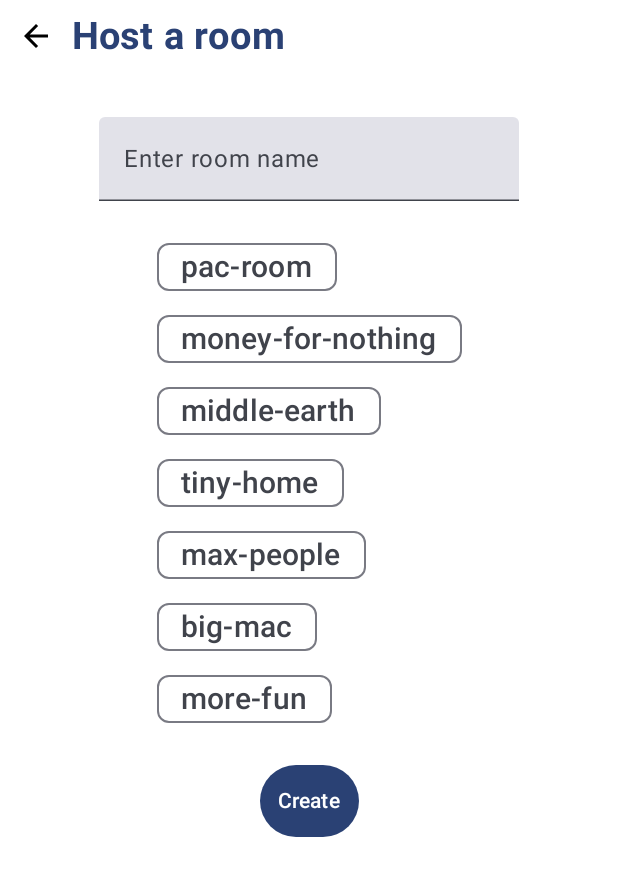
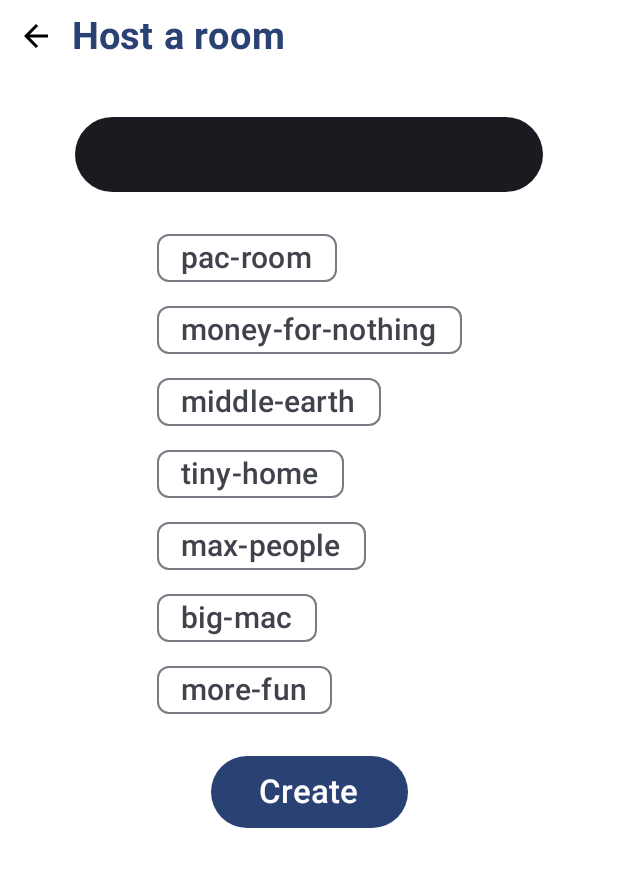
Before and after one commit to joshuajgomez/TicTacToe, an Android app built with Jetpack Compose: the @Preview function PreviewCreateRoomContainer, on a phone screen of 412 x 824 dp. Shown: the top 876 px of the screen. Run offline under Robolectric (Android 15) with nearby library versions, the phone set to English and light mode, and no system bars; our stand-ins replace constraintlayout-compose.

Commit message:
UI optimizations 2

```diff
--- a/app/src/main/java/com/triplerock/tictactoe/ui/screens/CreateRoomContainer.kt
+++ b/app/src/main/java/com/triplerock/tictactoe/ui/screens/CreateRoomContainer.kt
@@ -26,6 +26,7 @@ import com.triplerock.tictactoe.data.Player1
 import com.triplerock.tictactoe.ui.navGame
 import com.triplerock.tictactoe.ui.navMenu
 import com.triplerock.tictactoe.ui.screens.common.CustomTextButton
+import com.triplerock.tictactoe.ui.screens.common.CustomTextField
 import com.triplerock.tictactoe.ui.screens.common.Loading
 import com.triplerock.tictactoe.ui.screens.common.NameTags
 import com.triplerock.tictactoe.ui.screens.common.RoomNameTags
@@ -60,7 +61,11 @@ fun CreateRoomContainer(
     createRoomViewModel: CreateRoomViewModel = koinViewModel(),
     navController: NavController,
 ) {
-    Column(Modifier.fillMaxSize()) {
+    Column(
+        modifier = Modifier.fillMaxSize(),
+        horizontalAlignment = Alignment.CenterHorizontally,
+        verticalArrangement = Arrangement.Center
+    ) {
         TitleBar(title = "Host a room") { navController.navigate(navMenu) }
         val uiState = createRoomViewModel.uiState.collectAsState()
         when (uiState.value) {
@@ -87,6 +92,7 @@ fun CreateRoomContainer(
 @Composable
 fun RoomName(
     modifier: Modifier = Modifier,
+    defaultName: String = sampleRoomNames.random(),
     onCreateRoomClick: (roomName: String) -> Unit = {},
 ) {
     Column(
@@ -96,19 +102,11 @@ fun RoomName(
         horizontalAlignment = Alignment.CenterHorizontally,
         verticalArrangement = Arrangement.spacedBy(20.dp)
     ) {
-        var name by remember { mutableStateOf("") }
-        TextField(
-            value = name,
-            onValueChange = { name = it },
-            textStyle = LocalTextStyle.current.copy(
-                textAlign = TextAlign.Center
-            ),
-            placeholder = {
-                Text(
-                    text = "Enter room name",
-                    textAlign = TextAlign.Center
-                )
-            }
+        var name by remember { mutableStateOf(defaultName) }
+        CustomTextField(
+            text = name,
+            onTextChanged = { name = it },
+            modifier = Modifier.padding(horizontal = 50.dp)
         )
         RoomNameTags(names = sampleRoomNames) {
             name = it
--- a/app/src/main/java/com/triplerock/tictactoe/ui/screens/common/CommonItems.kt
+++ b/app/src/main/java/com/triplerock/tictactoe/ui/screens/common/CommonItems.kt
@@ -2,27 +2,41 @@ package com.triplerock.tictactoe.ui.screens.common
 
 import androidx.compose.foundation.background
 import androidx.compose.foundation.layout.Arrangement
+import androidx.compose.foundation.layout.Box
 import androidx.compose.foundation.layout.Column
 import androidx.compose.foundation.layout.Row
 import androidx.compose.foundation.layout.fillMaxWidth
+import androidx.compose.foundation.layout.height
 import androidx.compose.foundation.layout.padding
 import androidx.compose.foundation.lazy.LazyColumn
 import androidx.compose.foundation.lazy.LazyRow
 import androidx.compose.foundation.lazy.items
 import androidx.compose.foundation.shape.RoundedCornerShape
+import androidx.compose.foundation.text.BasicTextField
 import androidx.compose.material.icons.Icons
 import androidx.compose.material.icons.filled.ArrowBack
 import androidx.compose.material.icons.filled.ArrowForward
+import androidx.compose.material.icons.filled.Clear
 import androidx.compose.material3.CircularProgressIndicator
 import androidx.compose.material3.Icon
 import androidx.compose.material3.IconButton
+import androidx.compose.material3.LocalTextStyle
+import androidx.compose.material3.MaterialTheme
 import androidx.compose.material3.MaterialTheme.colorScheme
 import androidx.compose.material3.SuggestionChip
 import androidx.compose.material3.Text
 import androidx.compose.material3.TextButton
 import androidx.compose.runtime.Composable
+import androidx.compose.runtime.LaunchedEffect
+import androidx.compose.runtime.remember
 import androidx.compose.ui.Alignment
 import androidx.compose.ui.Modifier
+import androidx.compose.ui.focus.FocusRequester
+import androidx.compose.ui.focus.focusRequester
+import androidx.compose.ui.graphics.SolidColor
+import androidx.compose.ui.input.key.Key
+import androidx.compose.ui.input.key.key
+import androidx.compose.ui.input.key.onKeyEvent
 import androidx.compose.ui.text.font.FontWeight
 import androidx.compose.ui.tooling.preview.Preview
 import androidx.compose.ui.unit.dp
@@ -58,13 +72,16 @@ fun CustomTextButton(
 ) {
     TextButton(
         onClick = onClick,
-        modifier = modifier.background(
-            shape = RoundedCornerShape(30.dp),
-            color = colorScheme.primary
-        )
+        modifier = modifier
+            .background(
+                shape = RoundedCornerShape(30.dp),
+                color = colorScheme.primary
+            )
+            .padding(horizontal = 20.dp)
     ) {
         Text(
             text = text,
+            fontSize = 22.sp,
             color = colorScheme.onPrimary
         )
     }
@@ -170,3 +187,54 @@ private fun NameTag(name: String, onClick: () -> Unit) {
         label = { Text(text = name, fontSize = 20.sp) }
     )
 }
+
+@Preview
+@Composable
+fun CustomTextField(
+    modifier: Modifier = Modifier,
+    hintText: String = "Type something",
+    text: String = "",
+    onTextChanged: (text: String) -> Unit = {},
+) {
+    val focusRequester = remember { FocusRequester() }
+    BasicTextField(modifier = modifier
+        .background(
+            color = colorScheme.onBackground,
+            shape = MaterialTheme.shapes.extraLarge,
+        )
+        .fillMaxWidth()
+        .height(50.dp)
+        .padding(horizontal = 10.dp)
+        .focusRequester(focusRequester),
+        value = text,
+        onValueChange = {
+            if ("\n" !in it) onTextChanged(it)
+        },
+        cursorBrush = SolidColor(colorScheme.primary),
+        textStyle = LocalTextStyle.current.copy(
+            color = colorScheme.onSurface,
+            fontSize = 20.sp
+        ),
+        decorationBox = { innerTextField ->
+            Row(
+                modifier,
+                verticalAlignment = Alignment.CenterVertically
+            ) {
+                Box(
+                    Modifier
+                        .weight(1f)
+                        .padding(start = 5.dp)
+                ) {
+                    if (text.isEmpty()) Text(
+                        hintText,
+                        style = LocalTextStyle.current.copy(
+                            color = colorScheme.onSurface.copy(alpha = 0.3f),
+                            fontSize = 20.sp
+                        )
+                    )
+                    innerTextField()
+                }
+            }
+        }
+    )
+}
```
Also changed, not shown: app/src/main/java/com/triplerock/tictactoe/ui/screens/MenuContainer.kt (+14 -11 lines).
